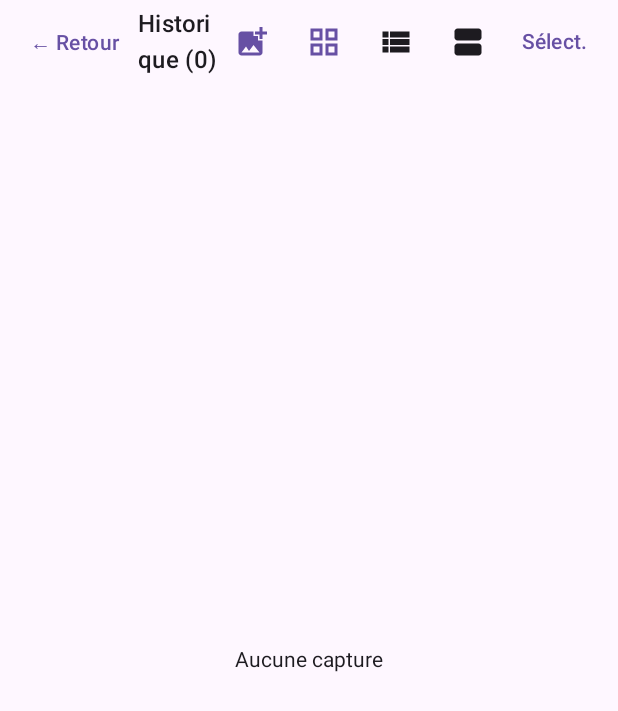
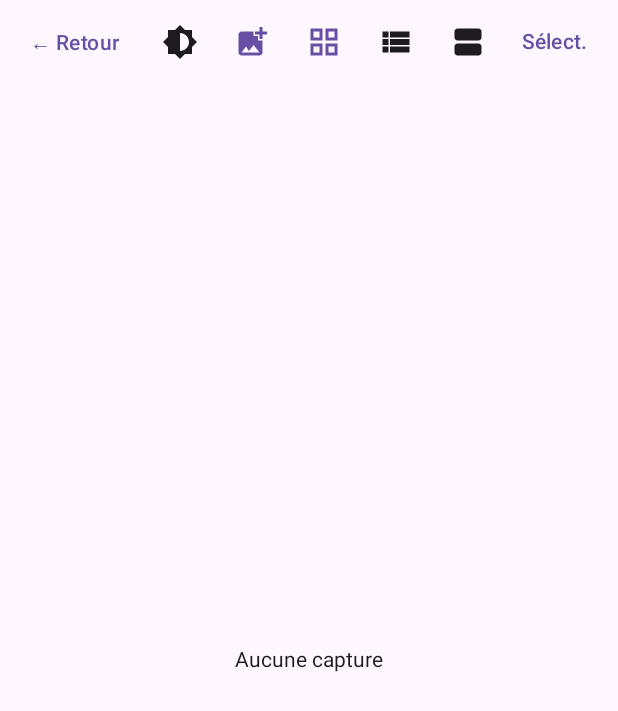
Before and after one commit to WaveRider83/scantout-android, an Android app built with Jetpack Compose: the composable CapturesScreen shown on its own in the app's theme, on a phone screen of 412 x 824 dp. Shown: the top 711 px of the screen. Run offline under Robolectric (Android 15) with nearby library versions, the phone set to English and light mode, and no system bars; 7 statements that could not run were skipped.

Commit message:
fix: import photo (downsample+EXIF) OCR OK, theme sombre/clair (menu+historique), titre historique retiré, paddings barres systeme

```diff
--- a/app/src/main/java/com/ric/scantoutv5/CapturesScreen.kt
+++ b/app/src/main/java/com/ric/scantoutv5/CapturesScreen.kt
@@ -20,6 +20,7 @@ import androidx.compose.material.icons.filled.GridView
 import androidx.compose.material.icons.filled.ViewList
 import androidx.compose.material.icons.filled.ViewAgenda
 import androidx.compose.material.icons.filled.Delete
+import androidx.compose.material.icons.filled.Brightness6
 import androidx.compose.material.icons.filled.AddPhotoAlternate
 import androidx.compose.runtime.*
 import androidx.compose.runtime.getValue
@@ -114,18 +115,24 @@ fun CapturesScreen(onBack: () -> Unit) {
         return
     }
 
-    Column(Modifier.fillMaxSize().navigationBarsPadding()) {
+    Column(Modifier.fillMaxSize().statusBarsPadding().navigationBarsPadding()) {
         // Barre haute : retour + titre + modes d'affichage + sélection
         Row(
             Modifier.fillMaxWidth().statusBarsPadding().padding(horizontal = 8.dp, vertical = 4.dp),
             verticalAlignment = Alignment.CenterVertically
         ) {
             TextButton(onClick = onBack) { Text("← Retour") }
-            Text(
-                if (selectionMode) "${checked.size} sélectionnée(s)" else "Historique (${captures.size})",
-                style = MaterialTheme.typography.titleMedium,
-                modifier = Modifier.weight(1f)
-            )
+            if (selectionMode) {
+                Text("${checked.size} sélectionnée(s)", style = MaterialTheme.typography.titleMedium, modifier = Modifier.weight(1f))
+            } else {
+                Spacer(Modifier.weight(1f))
+            }
+            IconButton(onClick = {
+                Settings.setDarkTheme(context, !Settings.darkTheme(context))
+                (context as? android.app.Activity)?.recreate()
+            }) {
+                Icon(Icons.Default.Brightness6, contentDescription = "Basculer thème")
+            }
             if (!selectionMode) {
                 IconButton(onClick = { importLauncher.launch("image/*") }) {
                     Icon(Icons.Default.AddPhotoAlternate, contentDescription = "Importer une image",
@@ -339,11 +346,16 @@ private fun CaptureDetail(file: File, onBack: () -> Unit) {
         val bmp = bitmap ?: return
         loading = true
         scope.launch {
-            val result = withContext(Dispatchers.Default) { OcrEngine.recognize(bmp, Settings.barcodesEnabled(context)) }
-            zones = result
-            selectedIds = result.map { it.id }.toSet()
-            editedText = result.joinToString("\n") { it.text }
-            loading = false
+            try {
+                val result = withContext(Dispatchers.Default) { OcrEngine.recognize(bmp, Settings.barcodesEnabled(context)) }
+                zones = result
+                selectedIds = result.map { it.id }.toSet()
+                editedText = result.joinToString("\n") { it.text }
+            } catch (e: Exception) {
+                android.widget.Toast.makeText(context, "OCR échoué: ${e.message}", android.widget.Toast.LENGTH_LONG).show()
+            } finally {
+                loading = false
+            }
         }
     }
 
```
Also changed, not shown: app/src/main/java/com/ric/scantoutv5/App.kt (+15 -4 lines), app/src/main/java/com/ric/scantoutv5/CameraScreen.kt (+10 -0 lines), app/src/main/java/com/ric/scantoutv5/CapturesStore.kt (+9 -3 lines), app/src/main/java/com/ric/scantoutv5/Settings.kt (+7 -0 lines).
